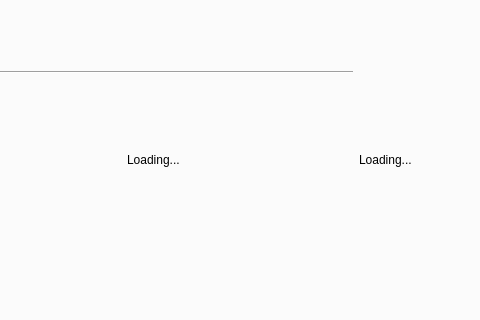
Qt form src/mainwindow.ui (hushmirror/SilentDragon) before a commit; both pictures show x 360 to 840 and y 163 to 483 of the 968 by 616 pixel window.
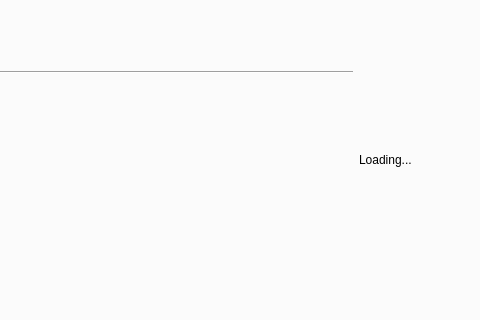
The same form after that commit. The open tabs and pages were chosen to show the change. Icons and pictures are not drawn. Custom widgets are drawn as their Qt base class.

Commit message: Correct market tab stats

The edit to the form file:
```diff
--- a/src/mainwindow.ui
+++ b/src/mainwindow.ui
@@ -978,7 +978,7 @@
            <item row="13" column="2">
             <widget class="QLabel" name="marketcapLocal">
              <property name="text">
-              <string>Loading...</string>
+              <string></string>
              </property>
             </widget>
            </item>
```
The commit also changes 2 other files.
